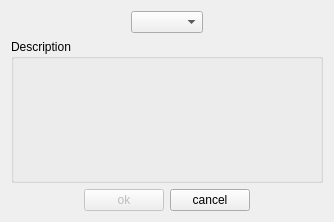
First picture: the form in client/base/solo/NewProfile.ui, repository alphaonex86/CatchChallenger, before the edit.
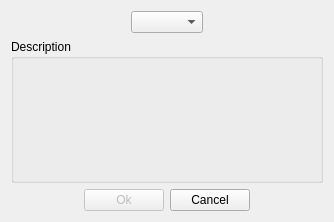
Second picture: the form after the edit. Icons and pictures are not drawn.

Patch:
```diff
--- a/client/base/solo/NewProfile.ui
+++ b/client/base/solo/NewProfile.ui
@@ -101,14 +101,14 @@
         <bool>false</bool>
        </property>
        <property name="text">
-        <string>ok</string>
+        <string>Ok</string>
        </property>
       </widget>
      </item>
      <item>
       <widget class="QPushButton" name="pushButton_2">
        <property name="text">
-        <string>cancel</string>
+        <string>Cancel</string>
        </property>
       </widget>
      </item>
```
